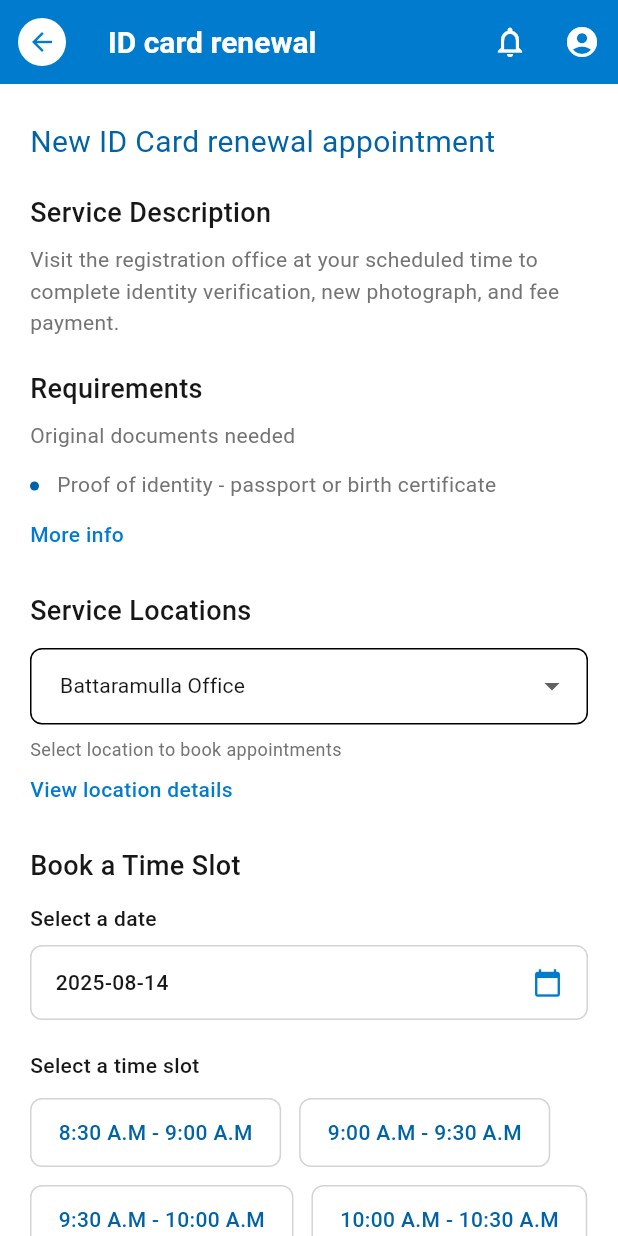
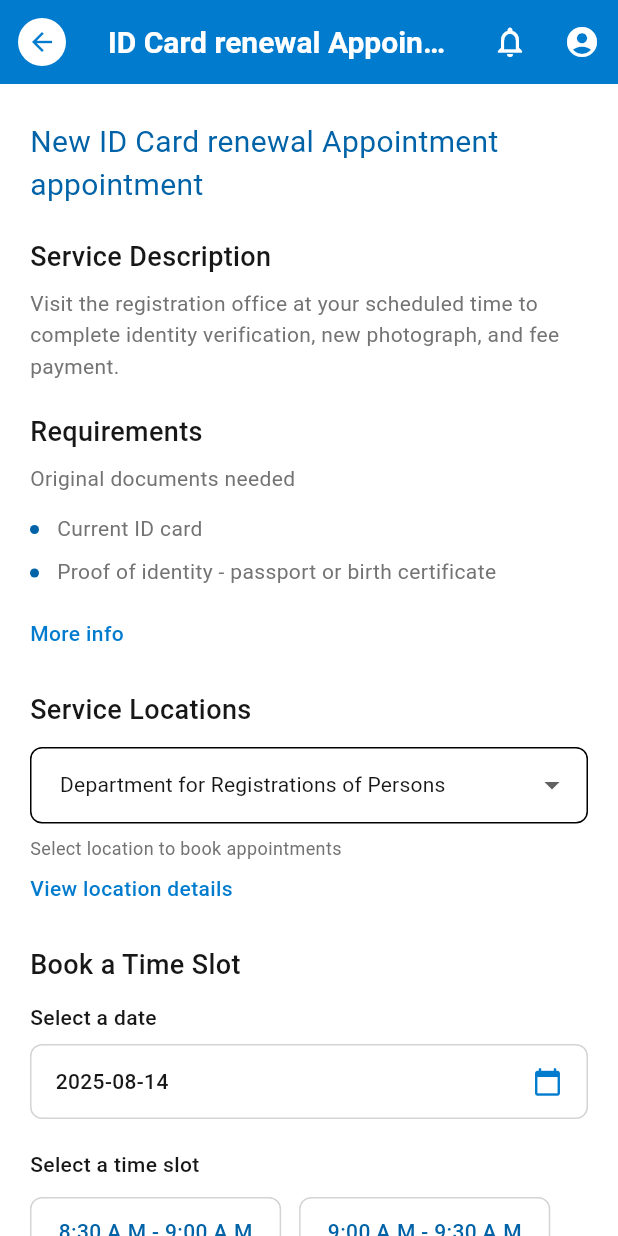
Before and after one commit to TeamSudoForge/SudoForge_GovConnect, a Flutter app: the IdCardRenewalScreen screen opened by its route, scrolled down 535 dp, after a tap on "Update appointment", on a phone screen of 412 x 824 dp. Run offline on Flutter 3.47's test engine with Material 3 defaults, Android fonts, the phone set to English and light mode, and no system bars; our stand-ins replace dio, flutter_map, flutter_secure_storage, go_router, jwt_decoder, latlong2 and 2 more; accounts and stored records are empty; network calls fail.

Commit message:
feat: implement routing with GoRouter and update appointment handling in ID Card Renewal flow

```diff
--- a/frontend/lib/src/presentation/screens/appointment_update_screen.dart
+++ b/frontend/lib/src/presentation/screens/appointment_update_screen.dart
@@ -2,11 +2,13 @@ import 'package:flutter/material.dart';
 import 'package:gov_connect/src/presentation/widgets/common_app_bar.dart';
 import '../../core/theme/theme_config.dart';
 import '../../core/theme/text_style_helper.dart';
+import '../../core/models/appointment_models.dart';
 
 class AppointmentUpdateScreen extends StatefulWidget {
   static const String routeName = '/appointment-update';
+  final AppointmentDetails appointment;
 
-  const AppointmentUpdateScreen({Key? key}) : super(key: key);
+  const AppointmentUpdateScreen({super.key, required this.appointment});
 
   @override
   State<AppointmentUpdateScreen> createState() =>
@@ -17,12 +19,31 @@ class _AppointmentUpdateScreenState extends State<AppointmentUpdateScreen> {
   String selectedLocation = 'Battaramulla Office';
   DateTime selectedDate = DateTime.now();
   String selectedTimeSlot = '10:30 A.M - 11:00 A.M';
+  late List<String> locations;
 
-  final List<String> locations = [
+  @override
+  void initState() {
+    super.initState();
+
+    // Initialize locations list
+    locations = [
       'Battaramulla Office',
       'Colombo Office',
       'Kandy Office',
     ];
+
+    // Initialize with current appointment data
+    // Check if the appointment location exists in our locations list
+    String appointmentLocation = widget.appointment.location.name;
+    if (!locations.contains(appointmentLocation)) {
+      // If the appointment location doesn't exist in our list, add it
+      locations.add(appointmentLocation);
+    }
+    selectedLocation = appointmentLocation;
+
+    // Parse the current appointment date if needed
+    // For now, keeping the current implementation
+  }
 
   final List<String> timeSlots = [
     '8:30 A.M - 9:00 A.M',
@@ -53,7 +74,7 @@ class _AppointmentUpdateScreenState extends State<AppointmentUpdateScreen> {
     return Scaffold(
       backgroundColor: AppColors.whiteCustom,
       appBar: CommonAppBar(
-        title: 'ID card renewal',
+        title: widget.appointment.serviceTitle.replaceAll('\n', ' '),
         showNotifications: true,
         showProfile: true,
       ),
@@ -63,7 +84,7 @@ class _AppointmentUpdateScreenState extends State<AppointmentUpdateScreen> {
           crossAxisAlignment: CrossAxisAlignment.start,
           children: [
             Text(
-              'New ID Card renewal appointment',
+              'New ${widget.appointment.serviceTitle.replaceAll('\n', ' ')} appointment',
               style: styles.headline20Regular.copyWith(
                 color: AppColors.colorFF0062,
               ),
@@ -72,7 +93,7 @@ class _AppointmentUpdateScreenState extends State<AppointmentUpdateScreen> {
             Text('Service Description', style: styles.title18Medium),
             const SizedBox(height: 8),
             Text(
-              'Visit the registration office at your scheduled time to complete identity verification, new photograph, and fee payment.',
+              widget.appointment.serviceDescription,
               style: styles.body14.copyWith(height: 1.5),
             ),
             const SizedBox(height: 20),
@@ -83,7 +104,10 @@ class _AppointmentUpdateScreenState extends State<AppointmentUpdateScreen> {
               style: styles.body14.copyWith(height: 1.5),
             ),
             const SizedBox(height: 12),
-            Row(
+            ...widget.appointment.requiredDocuments.map(
+              (document) => Padding(
+                padding: const EdgeInsets.only(bottom: 8),
+                child: Row(
                   crossAxisAlignment: CrossAxisAlignment.start,
                   children: [
                     Container(
@@ -98,11 +122,13 @@ class _AppointmentUpdateScreenState extends State<AppointmentUpdateScreen> {
                     const SizedBox(width: 12),
                     Expanded(
                       child: Text(
-                    'Proof of identity - passport or birth certificate',
+                        document,
                         style: styles.body14.copyWith(height: 1.5),
                       ),
                     ),
                   ],
+                ),
+              ),
             ),
             const SizedBox(height: 12),
             GestureDetector(
@@ -118,7 +144,7 @@ class _AppointmentUpdateScreenState extends State<AppointmentUpdateScreen> {
             Text('Service Locations', style: styles.title18Medium),
             const SizedBox(height: 12),
             DropdownButtonFormField<String>(
-              value: selectedLocation,
+              value: locations.contains(selectedLocation) ? selectedLocation : locations.first,
               items: locations
                   .map(
                     (location) => DropdownMenuItem(
@@ -128,9 +154,11 @@ class _AppointmentUpdateScreenState extends State<AppointmentUpdateScreen> {
                   )
                   .toList(),
               onChanged: (value) {
+                if (value != null) {
                   setState(() {
-                  selectedLocation = value!;
+                    selectedLocation = value;
                   });
+                }
               },
               decoration: InputDecoration(
                 border: OutlineInputBorder(
@@ -216,7 +244,7 @@ class _AppointmentUpdateScreenState extends State<AppointmentUpdateScreen> {
                             : AppColors.colorFFD4D4,
                       ),
                       color: isSelected
-                          ? AppColors.colorFF007B.withOpacity(0.08)
+                          ? AppColors.colorFF007B.withValues(alpha: 0.08)
                           : AppColors.whiteCustom,
                       borderRadius: BorderRadius.circular(8),
                     ),
--- a/frontend/lib/src/presentation/screens/home_screen.dart
+++ b/frontend/lib/src/presentation/screens/home_screen.dart
@@ -1,4 +1,5 @@
 import 'package:flutter/material.dart';
+import 'package:go_router/go_router.dart';
 import 'package:provider/provider.dart';
 import 'package:remixicon/remixicon.dart';
 import '../../core/app_export.dart';
@@ -31,10 +32,7 @@ class HomeScreen extends StatelessWidget {
             onPressed: () {
               _showLogoutDialog(context);
             },
-            icon: Icon(
-              Remix.logout_circle_line,
-              color: AppColors.whiteCustom,
-            ),
+            icon: Icon(Remix.logout_circle_line, color: AppColors.whiteCustom),
           ),
         ],
       ),
@@ -52,6 +50,15 @@ class HomeScreen extends StatelessWidget {
                 _buildQuickActions(styles),
                 const SizedBox(height: 32),
                 _buildUserInfo(user, styles),
+                const SizedBox(height: 24),
+                // Button to navigate to app navigation screen
+                CustomButton(
+                  text: 'id card renewal',
+                  onPressed: () {
+                    context.pushNamed('id-card-renewal');
+                  },
+                  backgroundColor: AppColors.colorFF007B,
+                ),
               ],
             ),
           );
@@ -180,24 +187,16 @@ class HomeScreen extends StatelessWidget {
       ),
       child: Column(
         children: [
-          Icon(
-            icon,
-            color: AppColors.colorFF007B,
-            size: 24,
-          ),
+          Icon(icon, color: AppColors.colorFF007B, size: 24),
           const SizedBox(height: 8),
           Text(
             title,
-            style: styles.body14Medium.copyWith(
-              color: AppColors.colorFF0062,
-            ),
+            style: styles.body14Medium.copyWith(color: AppColors.colorFF0062),
           ),
           const SizedBox(height: 4),
           Text(
             subtitle,
-            style: styles.body12Regular.copyWith(
-              color: AppColors.colorFF7373,
-            ),
+            style: styles.body12Regular.copyWith(color: AppColors.colorFF7373),
           ),
         ],
       ),
@@ -217,11 +216,7 @@ class HomeScreen extends StatelessWidget {
         children: [
           Row(
             children: [
-              Icon(
-                Remix.user_line,
-                color: AppColors.colorFF007B,
-                size: 20,
-              ),
+              Icon(Remix.user_line, color: AppColors.colorFF007B, size: 20),
               const SizedBox(width: 8),
               Text(
                 'Account Information',
@@ -248,15 +243,11 @@ class HomeScreen extends StatelessWidget {
       children: [
         Text(
           label,
-          style: styles.body14Regular.copyWith(
-            color: AppColors.colorFF5252,
-          ),
+          style: styles.body14Regular.copyWith(color: AppColors.colorFF5252),
         ),
         Text(
           value,
-          style: styles.body14Medium.copyWith(
-            color: AppColors.colorFF0062,
-          ),
+          style: styles.body14Medium.copyWith(color: AppColors.colorFF0062),
         ),
       ],
     );
@@ -269,9 +260,7 @@ class HomeScreen extends StatelessWidget {
       context: context,
       builder: (context) => AlertDialog(
         backgroundColor: AppColors.whiteCustom,
-        shape: RoundedRectangleBorder(
-          borderRadius: BorderRadius.circular(12),
-        ),
+        shape: RoundedRectangleBorder(borderRadius: BorderRadius.circular(12)),
         title: Text(
           'Logout',
           style: styles.headline18Regular.copyWith(
@@ -280,9 +269,7 @@ class HomeScreen extends StatelessWidget {
         ),
         content: Text(
           'Are you sure you want to logout?',
-          style: styles.body14Regular.copyWith(
-            color: AppColors.colorFF5252,
-          ),
+          style: styles.body14Regular.copyWith(color: AppColors.colorFF5252),
         ),
         actions: [
           TextButton(
--- a/frontend/lib/src/presentation/screens/id_card_renewal_screen.dart
+++ b/frontend/lib/src/presentation/screens/id_card_renewal_screen.dart
@@ -9,7 +9,7 @@ import '../../core/models/appointment_models.dart';
 class IdCardRenewalScreen extends StatefulWidget {
   static const String routeName = '/id-card-renewal';
 
-  const IdCardRenewalScreen({Key? key}) : super(key: key);
+  const IdCardRenewalScreen({super.key});
 
   @override
   State<IdCardRenewalScreen> createState() => _IdCardRenewalScreenState();
@@ -292,7 +292,7 @@ class _IdCardRenewalScreenState extends State<IdCardRenewalScreen> {
                                 borderRadius: BorderRadius.circular(4),
                                 boxShadow: [
                                   BoxShadow(
-                                    color: Colors.black.withOpacity(0.1),
+                                    color: Colors.black.withValues(alpha: 0.1),
                                     blurRadius: 4,
                                     offset: const Offset(0, 2),
                                   ),
@@ -348,7 +348,9 @@ class _IdCardRenewalScreenState extends State<IdCardRenewalScreen> {
                                     borderRadius: BorderRadius.circular(4),
                                     boxShadow: [
                                       BoxShadow(
-                                        color: Colors.black.withOpacity(0.1),
+                                        color: Colors.black.withValues(
+                                          alpha: 0.1,
+                                        ),
                                         blurRadius: 4,
                                         offset: const Offset(0, 2),
                                       ),
@@ -377,7 +379,9 @@ class _IdCardRenewalScreenState extends State<IdCardRenewalScreen> {
                                     borderRadius: BorderRadius.circular(4),
                                     boxShadow: [
                                       BoxShadow(
-                                        color: Colors.black.withOpacity(0.1),
+                                        color: Colors.black.withValues(
+                                          alpha: 0.1,
+                                        ),
                                         blurRadius: 4,
                                         offset: const Offset(0, 2),
                                       ),
@@ -516,9 +520,12 @@ class _IdCardRenewalScreenState extends State<IdCardRenewalScreen> {
                 child: ElevatedButton(
                   // Handle update appointment
                   onPressed: () {
-                    Navigator.pushNamed(
+                    Navigator.push(
                       context,
-                      AppointmentUpdateScreen.routeName,
+                      MaterialPageRoute(
+                        builder: (context) =>
+                            AppointmentUpdateScreen(appointment: appointment),
+                      ),
                     );
                   },
                   style: ElevatedButton.styleFrom(
--- a/frontend/lib/src/presentation/widgets/common_app_bar.dart
+++ b/frontend/lib/src/presentation/widgets/common_app_bar.dart
@@ -1,5 +1,6 @@
 import 'package:flutter/material.dart';
-import 'package:gov_connect/src/core/routes/app_routes.dart';
+import 'package:go_router/go_router.dart';
+import 'package:gov_connect/src/core/routes/app_router.dart';
 
 class CommonAppBar extends StatelessWidget implements PreferredSizeWidget {
   final String title;
@@ -28,9 +29,9 @@ class CommonAppBar extends StatelessWidget implements PreferredSizeWidget {
   @override
   Widget build(BuildContext context) {
     void defaultNotificationsNav() {
-      final current = ModalRoute.of(context)?.settings.name;
-      if (current != AppRoutes.notificationsScreen) {
-        Navigator.of(context).pushNamed(AppRoutes.notificationsScreen);
+      final current = GoRouterState.of(context).matchedLocation;
+      if (current != AppRoutes.notifications) {
+        context.pushNamed('notifications');
       }
     }
 
@@ -50,7 +51,8 @@ class CommonAppBar extends StatelessWidget implements PreferredSizeWidget {
                   size: 20,
                 ),
               ),
-              onPressed: onBack ?? () => Navigator.of(context).maybePop(),
+              onPressed:
+                  onBack ?? () => context.canPop() ? context.pop() : null,
               tooltip: 'Back',
             )
           : null,
--- a/frontend/pubspec.yaml
+++ b/frontend/pubspec.yaml
@@ -57,6 +57,7 @@ dependencies:
 
   # URL launcher for external links
   url_launcher: ^6.3.1
+  go_router: ^16.1.0
 
 dev_dependencies:
   flutter_test:
```
Also changed, not shown: frontend/lib/main.dart (+5 -97 lines), frontend/lib/src/core/routes/app_router.dart (added, +134 -0 lines), frontend/lib/src/presentation/screens/login_screen.dart (+96 -53 lines), frontend/lib/src/presentation/screens/two_factor_verification_screen.dart (+16 -16 lines), frontend/pubspec.lock. Lines whose indentation alone changed are shown as unchanged.
